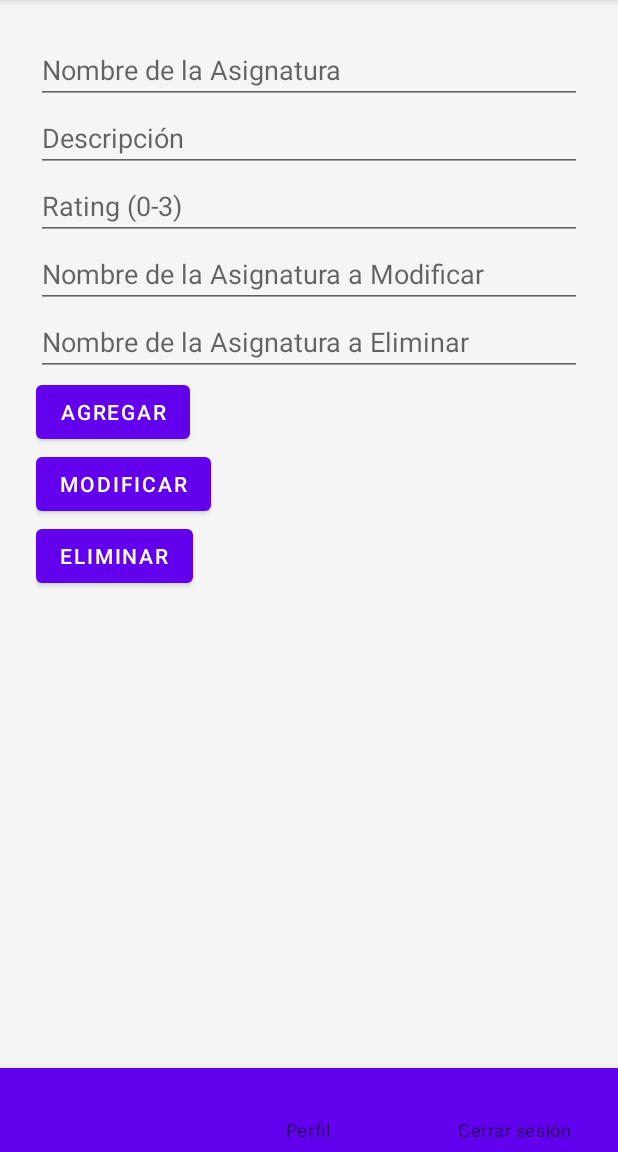
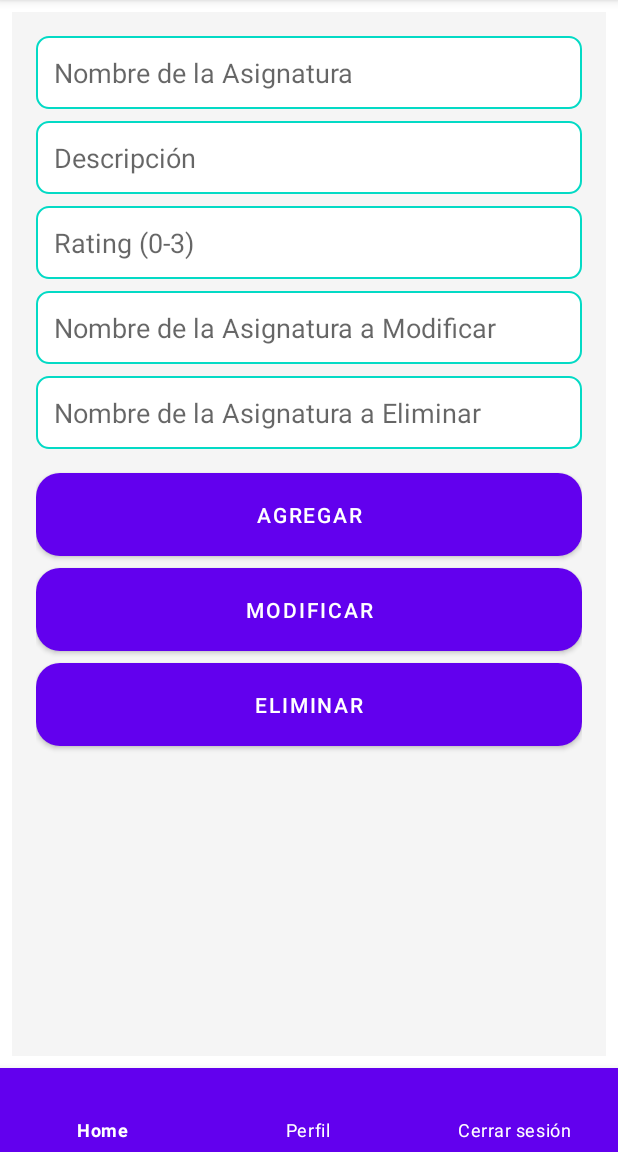
Before and after one commit to guidoftp/Aplicacion-IOT-BD, an Android app: the screen it shows after launch once a user with an empty profile is signed in (MainActivity), after a tap on "AGREGAR ASIGNATURA", on a phone screen of 412 x 824 dp, the part 84-1236 px from its top. Run offline under Robolectric (Android 15) with nearby library versions, the phone set to English and light mode, and no system bars; our stand-ins replace Firebase (no records; nobody signed in at launch, a user with empty details on screens opened directly).

Commit message:
Mejora de css a la app

```diff
--- /dev/null
+++ b/app/src/main/res/drawable/background_gradient.xml
@@ -0,0 +1,5 @@
+<gradient xmlns:android="http://schemas.android.com/apk/res/android"
+    android:angle="45"
+    android:startColor="@color/colorPrimary"
+    android:endColor="@color/colorAccent"
+    android:type="linear" />
--- /dev/null
+++ b/app/src/main/res/drawable/bottom_nav_background.xml
@@ -0,0 +1,5 @@
+<shape xmlns:android="http://schemas.android.com/apk/res/android">
+    <solid android:color="@color/colorPrimary"/>
+    <corners android:radius="16dp"/> <!-- Esquinas redondeadas -->
+    <shadow android:elevation="8dp"/> <!-- Sombra -->
+</shape>
--- /dev/null
+++ b/app/src/main/res/drawable/button_background.xml
@@ -0,0 +1,4 @@
+<shape xmlns:android="http://schemas.android.com/apk/res/android">
+    <solid android:color="?attr/colorPrimary"/> <!-- Color del botón -->
+    <corners android:radius="16dp"/> <!-- Esquinas redondeadas -->
+</shape>
--- /dev/null
+++ b/app/src/main/res/drawable/edit_text_background.xml
@@ -0,0 +1,5 @@
+<shape xmlns:android="http://schemas.android.com/apk/res/android">
+    <solid android:color="@android:color/white"/>
+    <corners android:radius="8dp"/> <!-- Esquinas redondeadas -->
+    <stroke android:width="1dp" android:color="@color/colorAccent"/> <!-- Borde del campo de texto -->
+</shape>
--- a/app/src/main/res/layout/activity_bottom_nav_menu.xml
+++ b/app/src/main/res/layout/activity_bottom_nav_menu.xml
@@ -6,24 +6,28 @@
     android:layout_height="match_parent"
     android:background="@color/background_color">
 
+    <!-- Contenedor de Fragmentos -->
     <FrameLayout
         android:id="@+id/fragment_container"
         android:layout_width="0dp"
         android:layout_height="0dp"
         android:background="@android:color/white"
+        android:elevation="2dp"
         app:layout_constraintTop_toTopOf="parent"
         app:layout_constraintBottom_toTopOf="@id/bottom_navigation"
         app:layout_constraintStart_toStartOf="parent"
         app:layout_constraintEnd_toEndOf="parent"
         android:padding="8dp"/>
 
+    <!-- Barra de Navegación Inferior -->
     <com.google.android.material.bottomnavigation.BottomNavigationView
         android:id="@+id/bottom_navigation"
         android:layout_width="0dp"
         android:layout_height="wrap_content"
         android:background="@color/colorPrimary"
+        android:elevation="8dp"
         app:itemIconTint="@color/colorAccent"
-        app:itemTextColor="@color/background_color"
+        app:itemTextColor="@color/colorOnPrimary"
         app:layout_constraintBottom_toBottomOf="parent"
         app:layout_constraintEnd_toEndOf="parent"
         app:layout_constraintStart_toStartOf="parent"
--- a/app/src/main/res/layout/activity_main.xml
+++ b/app/src/main/res/layout/activity_main.xml
@@ -10,11 +10,13 @@
         android:id="@+id/fragment_container"
         android:layout_width="0dp"
         android:layout_height="0dp"
+        android:padding="8dp"
         app:layout_constraintTop_toTopOf="parent"
         app:layout_constraintBottom_toTopOf="@id/bottom_navigation"
         app:layout_constraintStart_toStartOf="parent"
         app:layout_constraintEnd_toEndOf="parent"
-        android:padding="8dp" />
+        android:background="@android:color/white"
+        android:elevation="4dp" />
 
     <com.google.android.material.bottomnavigation.BottomNavigationView
         android:id="@+id/bottom_navigation"
@@ -22,8 +24,11 @@
         android:layout_height="wrap_content"
         android:background="@color/colorPrimary"
         app:menu="@menu/bottom_nav_menu"
+        app:itemIconTint="@color/colorAccent"
+        app:itemTextColor="@android:color/white"
         app:layout_constraintBottom_toBottomOf="parent"
         app:layout_constraintStart_toStartOf="parent"
-        app:layout_constraintEnd_toEndOf="parent" />
+        app:layout_constraintEnd_toEndOf="parent"
+        android:elevation="8dp" />
 
 </androidx.constraintlayout.widget.ConstraintLayout>
--- a/app/src/main/res/layout/fragment_agregar_asignatura.xml
+++ b/app/src/main/res/layout/fragment_agregar_asignatura.xml
@@ -3,54 +3,85 @@
     android:layout_width="match_parent"
     android:layout_height="match_parent"
     android:orientation="vertical"
-    android:padding="16dp">
+    android:padding="16dp"
+    android:background="@color/background_color"> <!-- Color de fondo general -->
 
     <EditText
         android:id="@+id/editTextName"
         android:layout_width="match_parent"
         android:layout_height="wrap_content"
-        android:hint="Nombre de la Asignatura" />
+        android:hint="Nombre de la Asignatura"
+        android:padding="12dp"
+        android:background="@drawable/edit_text_background"
+        android:layout_marginBottom="8dp" /> <!-- Fondo con esquinas redondeadas -->
 
     <EditText
         android:id="@+id/editTextDescription"
         android:layout_width="match_parent"
         android:layout_height="wrap_content"
-        android:hint="Descripción" />
+        android:hint="Descripción"
+        android:padding="12dp"
+        android:background="@drawable/edit_text_background"
+        android:layout_marginBottom="8dp" /> <!-- Fondo con esquinas redondeadas -->
 
     <EditText
         android:id="@+id/editTextRating"
         android:layout_width="match_parent"
         android:layout_height="wrap_content"
-        android:hint="Rating (0-3)" />
+        android:hint="Rating (0-3)"
+        android:padding="12dp"
+        android:background="@drawable/edit_text_background"
+        android:layout_marginBottom="8dp" /> <!-- Fondo con esquinas redondeadas -->
 
     <EditText
         android:id="@+id/editTextNameToModify"
         android:layout_width="match_parent"
         android:layout_height="wrap_content"
-        android:hint="Nombre de la Asignatura a Modificar" />
+        android:hint="Nombre de la Asignatura a Modificar"
+        android:padding="12dp"
+        android:background="@drawable/edit_text_background"
+        android:layout_marginBottom="8dp" /> <!-- Fondo con esquinas redondeadas -->
 
     <EditText
         android:id="@+id/editTextNameToDelete"
         android:layout_width="match_parent"
         android:layout_height="wrap_content"
-        android:hint="Nombre de la Asignatura a Eliminar" />
+        android:hint="Nombre de la Asignatura a Eliminar"
+        android:padding="12dp"
+        android:background="@drawable/edit_text_background"
+        android:layout_marginBottom="16dp" /> <!-- Fondo con esquinas redondeadas -->
 
     <Button
         android:id="@+id/buttonSave"
-        android:layout_width="wrap_content"
+        android:layout_width="match_parent"
         android:layout_height="wrap_content"
-        android:text="Agregar" />
+        android:text="Agregar"
+        android:backgroundTint="@color/colorPrimary"
+        android:textColor="@android:color/white"
+        android:layout_marginBottom="8dp"
+        android:padding="12dp"
+        android:background="@drawable/button_background" /> <!-- Fondo con esquinas redondeadas -->
 
     <Button
         android:id="@+id/buttonModify"
-        android:layout_width="wrap_content"
+        android:layout_width="match_parent"
         android:layout_height="wrap_content"
-        android:text="Modificar" />
+        android:text="Modificar"
+        android:backgroundTint="@color/colorPrimary"
+        android:textColor="@android:color/white"
+        android:layout_marginBottom="8dp"
+        android:padding="12dp"
+        android:background="@drawable/button_background" />
 
     <Button
         android:id="@+id/buttonDelete"
-        android:layout_width="wrap_content"
+        android:layout_width="match_parent"
         android:layout_height="wrap_content"
-        android:text="Eliminar" />
+        android:text="Eliminar"
+        android:backgroundTint="@color/colorAccent"
+        android:textColor="@android:color/white"
+        android:layout_marginBottom="8dp"
+        android:padding="12dp"
+        android:background="@drawable/button_background" />
 
 </LinearLayout>
--- a/app/src/main/res/layout/fragment_profile.xml
+++ b/app/src/main/res/layout/fragment_profile.xml
@@ -26,6 +26,7 @@
         android:layout_height="wrap_content"
         android:hint="Nombre de usuario"
         android:padding="10dp"
+        android:background="@drawable/edit_text_background"
         app:layout_constraintTop_toBottomOf="@id/tvEmail"
         app:layout_constraintStart_toStartOf="parent"
         app:layout_constraintEnd_toEndOf="parent"
@@ -38,6 +39,7 @@
         android:hint="Nuevo Email"
         android:inputType="textEmailAddress"
         android:padding="10dp"
+        android:background="@drawable/edit_text_background"
         app:layout_constraintTop_toBottomOf="@id/etUsername"
         app:layout_constraintStart_toStartOf="parent"
         app:layout_constraintEnd_toEndOf="parent"
@@ -64,7 +66,7 @@
         app:layout_constraintStart_toStartOf="parent"
         app:layout_constraintEnd_toEndOf="parent"
         android:layout_marginTop="16dp"
-        tools:ignore="HardcodedText" />
+        android:padding="12dp"/>
 
     <Button
         android:id="@+id/btnLogout"
@@ -77,6 +79,6 @@
         app:layout_constraintStart_toStartOf="parent"
         app:layout_constraintEnd_toEndOf="parent"
         android:layout_marginTop="8dp"
-        tools:ignore="HardcodedText" />
+        android:padding="12dp"/>
 
 </androidx.constraintlayout.widget.ConstraintLayout>
--- a/app/src/main/res/values/colors.xml
+++ b/app/src/main/res/values/colors.xml
@@ -10,4 +10,7 @@
     <color name="background_color">#F5F5F5</color>
     <color name="colorPrimary">#6200EE</color>
     <color name="colorAccent">#03DAC5</color>
+    <color name="colorOnPrimary">#FFFFFF</color>
+
+
 </resources>
```
Also changed, not shown: app/src/main/res/layout/activity_login.xml (+11 -13 lines), app/src/main/res/layout/activity_register.xml (+5 -2 lines), app/src/main/res/layout/asignatura_item.xml (+11 -4 lines), app/src/main/res/layout/fragment_agregar_materia.xml (+31 -11 lines), app/src/main/res/layout/fragment_home.xml (+9 -3 lines), app/src/main/res/layout/fragment_login.xml (+11 -6 lines), app/src/main/res/layout/fragment_materia.xml (+8 -2 lines), app/src/main/res/layout/fragment_modificar_materia.xml (+19 -9 lines), app/src/main/res/layout/fragment_register.xml (+9 -3 lines), app/src/main/res/layout/item_materia.xml (line endings or trailing spaces).
